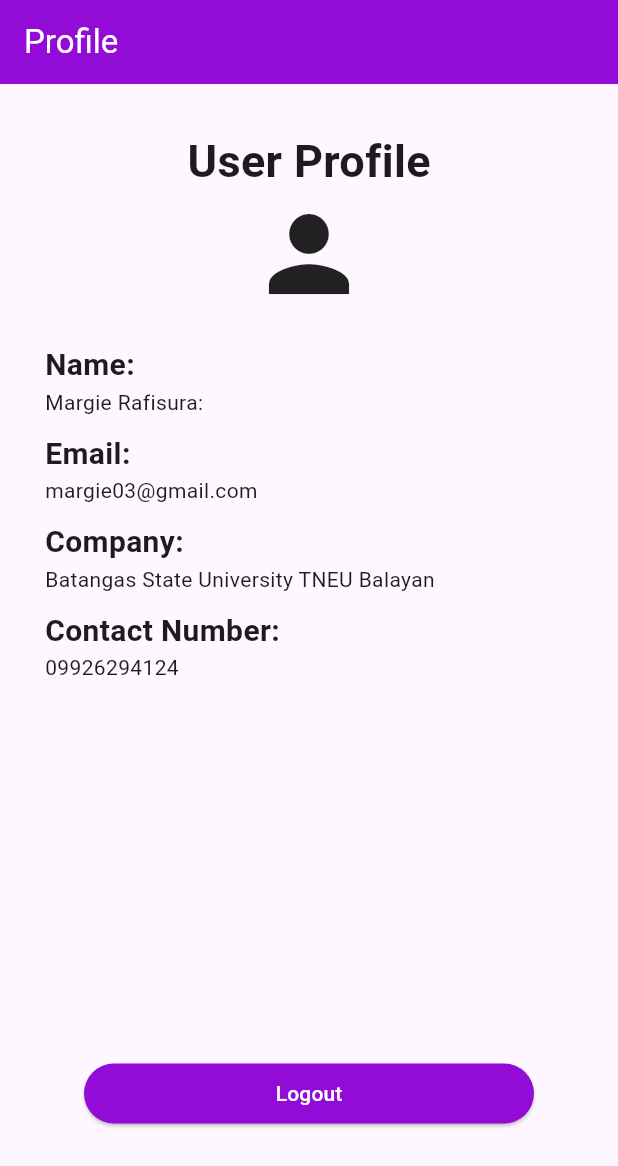
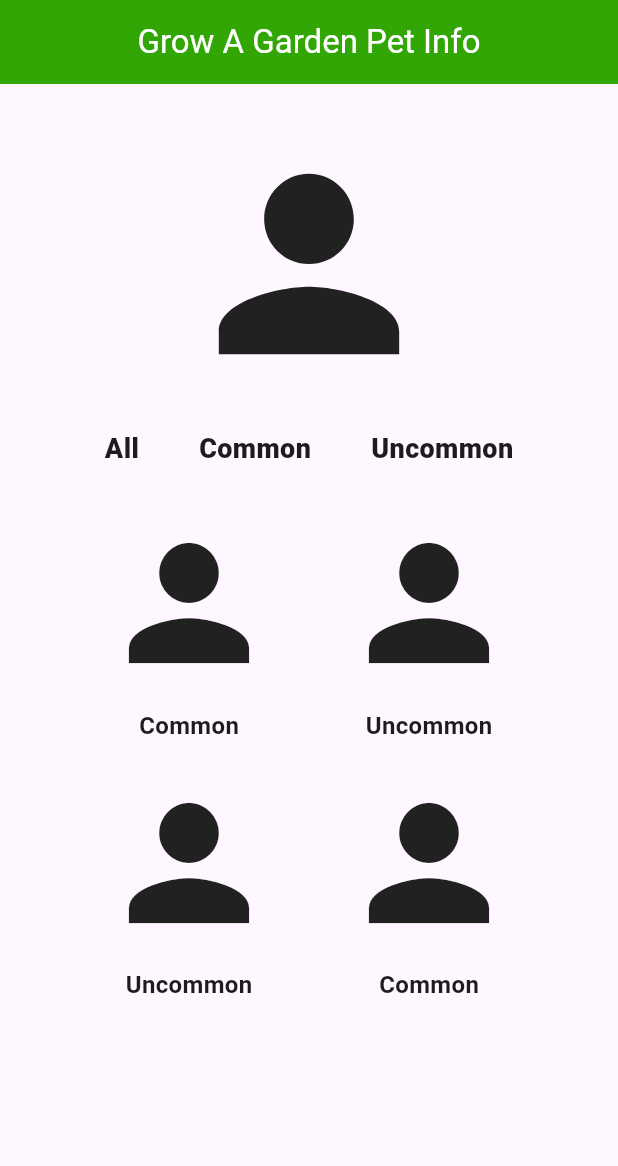
Before and after one commit to Margiecutie/Margie-Rafisura, a Flutter app: the screen it shows after launch, on a phone screen of 412 x 824 dp. Shown: the top 1166 px of the screen. Run offline on Flutter 3.47's test engine with Material 3 defaults, Android fonts, the phone set to English and light mode, and no system bars; Roboto replaces fonts that are missing (Times New Roman).

Commit message:
ui layout 2

```diff
--- a/lib/main.dart
+++ b/lib/main.dart
@@ -12,12 +12,13 @@ class Profile extends StatelessWidget {
     return Scaffold(
       appBar: AppBar(
         title: Text(
-          'Profile',
+          'Grow A Garden Pet Info',
           style: TextStyle(
             color: Colors.white,
           ),
         ),
-        backgroundColor: const Color.fromARGB(255, 146, 11, 214),
+        backgroundColor: const Color.fromARGB(255, 50, 166, 5),
+        centerTitle: true,
       ),
       body: Container(
         margin: EdgeInsets.fromLTRB(0, 30, 0, 0),
@@ -27,161 +28,128 @@ class Profile extends StatelessWidget {
               child: Row(
                 mainAxisAlignment: MainAxisAlignment.center,
                 children: [
+                  Icon(
+                    Icons.person,
+                    size: 180,
+                  )
+                ],
+              ),
+            ),
             Container(
-                    child: Text(
-                      'User Profile',
-                      style:
-                          TextStyle(fontWeight: FontWeight.bold, fontSize: 30),
+              margin: EdgeInsets.fromLTRB(0, 20, 0, 0),
+              child: Row(
+                mainAxisAlignment: MainAxisAlignment.center,
+                children: [
+                  Text(
+                    'All',
+                    style: TextStyle(
+                      fontSize: 18,
+                      fontWeight: FontWeight.w800,
+                    ),
+                  ),
+                  SizedBox(width: 40),
+                  Text(
+                    'Common',
+                    style: TextStyle(
+                      fontSize: 18,
+                      fontWeight: FontWeight.w800,
+                    ),
+                  ),
+                  SizedBox(width: 40),
+                  Text(
+                    'Uncommon',
+                    style: TextStyle(
+                      fontSize: 18,
+                      fontWeight: FontWeight.w800,
                     ),
                   ),
                 ],
               ),
             ),
             Container(
-              child: Row(
+              margin: EdgeInsets.fromLTRB(0, 30, 0, 0),
+              child: Column(
+                children: [
+                  Row(
                     mainAxisAlignment: MainAxisAlignment.center,
+                    children: [
+                      Column(
                         children: [
                           Icon(
                             Icons.person,
-                    size: 80,
-                  )
-                ],
+                            size: 120,
                           ),
-            ),
-            Column(
-              children: [
-                Container(
-                  margin: EdgeInsets.fromLTRB(30, 20, 0, 0),
-                  child: Row(
-                    children: [
-                      Container(
-                        child: Text(
-                          'Name:',
+                          SizedBox(height: 10),
+                          Text(
+                            'Common',
                             style: TextStyle(
-                            fontWeight: FontWeight.bold,
-                            fontSize: 20,
-                            fontFamily: 'Times New Roman',
-                          ),
+                              fontSize: 16,
+                              fontWeight: FontWeight.w600,
                             ),
                           ),
                         ],
                       ),
+                      SizedBox(width: 40),
+                      Column(
+                        children: [
+                          Icon(
+                            Icons.person,
+                            size: 120,
                           ),
-                Container(
-                  child: Row(
+                          SizedBox(height: 10),
+                          Text(
+                            'Uncommon',
+                            style: TextStyle(
+                              fontSize: 16,
+                              fontWeight: FontWeight.w600,
+                            ),
+                          ),
+                        ],
+                      ),
+                    ],
+                  ),
+                  SizedBox(height: 20),
+                  Row(
+                    mainAxisAlignment: MainAxisAlignment.center,
                     children: [
-                      Container(
-                        margin: EdgeInsets.fromLTRB(30, 0, 0, 0),
-                        child: Text('Margie Rafisura:'),
+                      Column(
+                        children: [
+                          Icon(
+                            Icons.person,
+                            size: 120,
+                          ),
+                          SizedBox(height: 10),
+                          Text(
+                            'Uncommon',
+                            style: TextStyle(
+                              fontSize: 16,
+                              fontWeight: FontWeight.w600,
+                            ),
+                          ),
+                        ],
+                      ),
+                      SizedBox(width: 40),
+                      Column(
+                        children: [
+                          Icon(
+                            Icons.person,
+                            size: 120,
+                          ),
+                          SizedBox(height: 10),
+                          Text(
+                            'Common',
+                            style: TextStyle(
+                              fontSize: 16,
+                              fontWeight: FontWeight.w600,
+                            ),
+                          ),
+                        ],
+                      ),
+                    ],
                   ),
                 ],
               ),
             ),
-                Container(
-                  margin: EdgeInsets.fromLTRB(30, 10, 0, 0),
-                  child: Row(
-                    children: [
-                      Container(
-                        child: Text(
-                          'Email:',
-                          style: TextStyle(
-                            fontWeight: FontWeight.bold,
-                            fontSize: 20,
-                            fontFamily: 'Times New Roman',
-                          ),
-                        ),
-                      ),
-                    ],
-                  ),
-                ),
-                Container(
-                  child: Row(
-                    children: [
-                      Container(
-                        margin: EdgeInsets.fromLTRB(30, 0, 0, 0),
-                        child: Text('margie03@gmail.com'),
-                      ),
-                    ],
-                  ),
-                ),
-                Container(
-                  margin: EdgeInsets.fromLTRB(30, 10, 0, 0),
-                  child: Row(
-                    children: [
-                      Container(
-                        child: Text(
-                          'Company:',
-                          style: TextStyle(
-                            fontWeight: FontWeight.bold,
-                            fontSize: 20,
-                            fontFamily: 'Times New Roman',
-                          ),
-                        ),
-                      ),
-                    ],
-                  ),
-                ),
-                Container(
-                  child: Row(
-                    children: [
-                      Container(
-                        margin: EdgeInsets.fromLTRB(30, 0, 0, 0),
-                        child: Text('Batangas State University TNEU Balayan'),
-                      ),
-                    ],
-                  ),
-                ),
-                Container(
-                  child: Row(
-                    children: [
-                      Container(
-                        margin: EdgeInsets.fromLTRB(30, 10, 0, 0),
-                        child: Text(
-                          'Contact Number:',
-                          style: TextStyle(
-                            fontWeight: FontWeight.bold,
-                            fontSize: 20,
-                            fontFamily: 'Times New Roman',
-                          ),
-                        ),
-                      ),
-                    ],
-                  ),
-                ),
-                Container(
-                  child: Row(
-                    children: [
-                      Container(
-                        margin: EdgeInsets.fromLTRB(30, 0, 0, 0),
-                        child: Text('09926294124'),
-                      ),
-                    ],
-                  ),
-                ),
-                Container(
-                  child: Column(
-                    children: [
-                      Container(
-                        margin: EdgeInsets.fromLTRB(0, 250, 0, 0),
-                        width: 300,
-                        child: ElevatedButton(
-                          onPressed: () {},
-                          child: Text(
-                            'Logout',
-                            style: TextStyle(
-                              color: Colors.white,
-                            ),
-                          ),
-                          style: ElevatedButton.styleFrom(
-                              backgroundColor:
-                                  const Color.fromARGB(255, 146, 11, 214)),
-                        ),
-                      ),
-                    ],
-                  ),
-                )
-              ],
-            )
           ],
         ),
       ),
```
Lines whose indentation alone changed are shown as unchanged.
